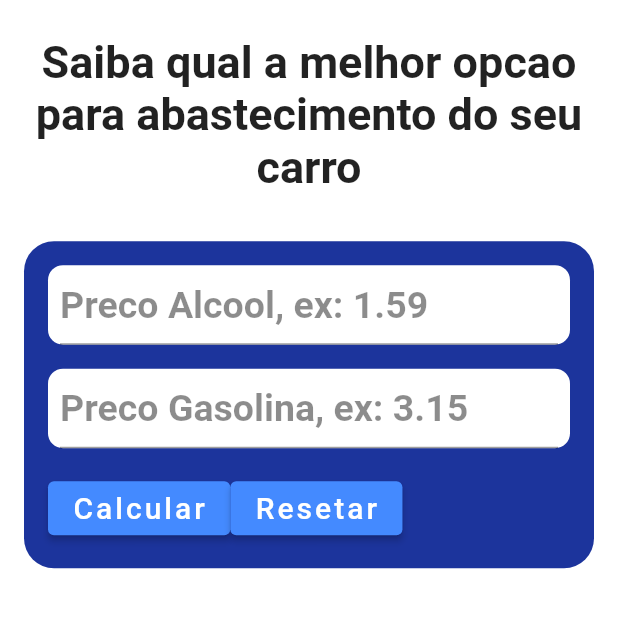
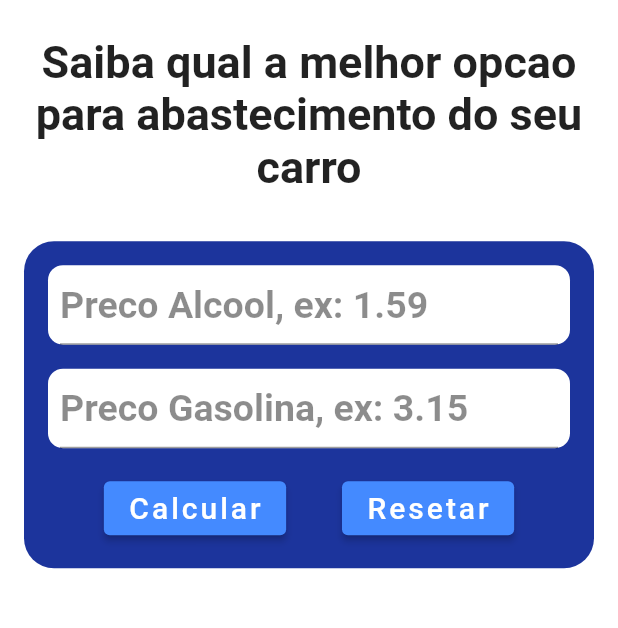
Before and after one commit to Caiporeta/alcool-ou-gasolina, a Flutter app: the screen it shows after launch, after a tap on "Calcular", on a phone screen of 412 x 824 dp, the part 250-878 px from its top. Run offline on Flutter 3.47's test engine with Material 2 defaults, Android fonts, the phone set to English and light mode, and no system bars.

Commit message:
finished version

```diff
--- a/alcool_ou_gasolina/lib/home_screen/domain/use_case/calcul.dart
+++ b/alcool_ou_gasolina/lib/home_screen/domain/use_case/calcul.dart
@@ -14,7 +14,6 @@ class Calcul {
     final double coeficient = alcoolPrice / gasolinaPrice;
 
     final bool result = coeficient <= 0.7;
-    log(result ? alcoolResult : gasolinaResult);
 
     return result ? alcoolResult : gasolinaResult;
   }
--- a/alcool_ou_gasolina/lib/home_screen/presentation/screen/home_screen.dart
+++ b/alcool_ou_gasolina/lib/home_screen/presentation/screen/home_screen.dart
@@ -1,6 +1,7 @@
 import 'package:alcool_ou_gasolina/home_screen/presentation/widgets/data_entries.dart';
 import 'package:alcool_ou_gasolina/home_screen/presentation/widgets/home_title.dart';
 import 'package:alcool_ou_gasolina/home_screen/presentation/widgets/logo.dart';
+import 'package:flutter/cupertino.dart';
 import 'package:flutter/material.dart';
 
 class HomeScreen extends StatelessWidget {
@@ -24,6 +25,29 @@ class HomeScreenBody extends StatelessWidget {
 
   @override
   Widget build(BuildContext context) {
+    void _displayResult(String result) {
+      showDialog(
+          context: context,
+          builder: (BuildContext context) {
+            return AlertDialog(
+              title: Text(
+                result,
+                style: const TextStyle(
+                  fontSize: 25,
+                  fontWeight: FontWeight.bold,
+                ),
+              ),
+              actions: [
+                FloatingActionButton(
+                  onPressed: () => Navigator.of(context).pop(),
+                  mini: true,
+                  child: const Icon(Icons.close),
+                )
+              ],
+            );
+          });
+    }
+
     return SafeArea(
         child: Padding(
       padding: const EdgeInsets.all(8.0),
@@ -31,13 +55,15 @@ class HomeScreenBody extends StatelessWidget {
         child: Column(
           crossAxisAlignment: CrossAxisAlignment.stretch,
           mainAxisAlignment: MainAxisAlignment.spaceBetween,
-          children: const [
-            Logo(),
-            HomeTitle(),
-            SizedBox(
+          children: [
+            const Logo(),
+            const HomeTitle(),
+            const SizedBox(
               height: 16.0,
             ),
-            DataEntries(),
+            DataEntries(
+              displayResult: (result) => _displayResult(result),
+            ),
           ],
         ),
       ),
--- a/alcool_ou_gasolina/lib/home_screen/presentation/widgets/buttons.dart
+++ b/alcool_ou_gasolina/lib/home_screen/presentation/widgets/buttons.dart
@@ -5,11 +5,13 @@ import 'package:flutter/material.dart';
 class Buttons extends StatefulWidget {
   void Function() calculateCallback;
   void Function() resetCallback;
+  bool enableButtons;
 
   Buttons({
     Key? key,
     required this.calculateCallback,
     required this.resetCallback,
+    required this.enableButtons,
   }) : super(key: key);
 
   @override
@@ -20,12 +22,15 @@ class _ButtonsState extends State<Buttons> {
   @override
   Widget build(BuildContext context) {
     return Row(
+      mainAxisAlignment: MainAxisAlignment.spaceEvenly,
       children: [
         CalculateButton(
           callback: widget.calculateCallback,
+          enableButtons: widget.enableButtons,
         ),
         ResetButton(
           callback: widget.resetCallback,
+          enableButtons: widget.enableButtons,
         ),
       ],
     );
--- a/alcool_ou_gasolina/lib/home_screen/presentation/widgets/calculate_button.dart
+++ b/alcool_ou_gasolina/lib/home_screen/presentation/widgets/calculate_button.dart
@@ -3,10 +3,12 @@ import 'package:flutter/material.dart';
 // ignore: must_be_immutable
 class CalculateButton extends StatefulWidget {
   void Function() callback;
+  bool enableButtons;
 
   CalculateButton({
     Key? key,
     required this.callback,
+    required this.enableButtons,
   }) : super(key: key);
 
   @override
@@ -19,9 +21,12 @@ class _CalculateButtonState extends State<CalculateButton> {
     return ElevatedButton(
       style: ElevatedButton.styleFrom(
         primary: Colors.blueAccent,
+        enableFeedback: widget.enableButtons,
       ),
       onPressed: () {
-        widget.callback.call();
+        if (widget.enableButtons) {
+          widget.callback.call();
+        }
       },
       child: const Text(
         "Calcular",
--- a/alcool_ou_gasolina/lib/home_screen/presentation/widgets/data_entries.dart
+++ b/alcool_ou_gasolina/lib/home_screen/presentation/widgets/data_entries.dart
@@ -7,7 +7,12 @@ import 'package:alcool_ou_gasolina/home_screen/presentation/widgets/data_entry.d
 import 'package:flutter/material.dart';
 
 class DataEntries extends StatefulWidget {
-  const DataEntries({Key? key}) : super(key: key);
+  void Function(String result) displayResult;
+
+  DataEntries({
+    Key? key,
+    required this.displayResult,
+  }) : super(key: key);
 
   @override
   State<DataEntries> createState() => _DataEntriesState();
@@ -18,6 +23,13 @@ class _DataEntriesState extends State<DataEntries> {
   TextEditingController gasolinaController = TextEditingController();
 
   Calcul calcul = Calcul();
+  bool _shouldEnableButtons = false;
+
+  void shouldEnableButtonsCallback(bool hasEntry) {
+    setState(() {
+      _shouldEnableButtons = hasEntry;
+    });
+  }
 
   @override
   Widget build(BuildContext context) {
@@ -32,20 +44,31 @@ class _DataEntriesState extends State<DataEntries> {
             child: Column(
               children: [
                 DataEntry(
-                    label: "Preco Alcool, ex: 1.59",
-                    controller: alcoolController),
+                  label: "Preco Alcool, ex: 1.59",
+                  controller: alcoolController,
+                  enableButtonsCallback: () =>
+                      shouldEnableButtonsCallback(true),
+                  disableButtonsCallback: () =>
+                      shouldEnableButtonsCallback(false),
+                ),
                 const SizedBox(
                   height: 16.0,
                 ),
                 DataEntry(
-                    label: "Preco Gasolina, ex: 3.15",
-                    controller: gasolinaController),
+                  label: "Preco Gasolina, ex: 3.15",
+                  controller: gasolinaController,
+                  enableButtonsCallback: () =>
+                      shouldEnableButtonsCallback(true),
+                  disableButtonsCallback: () =>
+                      shouldEnableButtonsCallback(false),
+                ),
                 const SizedBox(
                   height: 16.0,
                 ),
                 Buttons(
                   calculateCallback: () => _calculateBetterOption(),
                   resetCallback: () => _resetEntries(),
+                  enableButtons: _shouldEnableButtons,
                 ),
               ],
             ),
@@ -54,10 +77,12 @@ class _DataEntriesState extends State<DataEntries> {
   }
 
   void _calculateBetterOption() {
-    calcul.result(
+    final String result = calcul.result(
       alcoolEntry: alcoolController.text,
       gasolinaEntry: gasolinaController.text,
     );
+
+    widget.displayResult(result);
   }
 
   void _resetEntries() {
--- a/alcool_ou_gasolina/lib/home_screen/presentation/widgets/data_entry.dart
+++ b/alcool_ou_gasolina/lib/home_screen/presentation/widgets/data_entry.dart
@@ -3,11 +3,15 @@ import 'package:flutter/material.dart';
 class DataEntry extends StatefulWidget {
   final TextEditingController controller;
   final String label;
+  final void Function() enableButtonsCallback;
+  final void Function() disableButtonsCallback;
 
   const DataEntry({
     Key? key,
     required this.controller,
     required this.label,
+    required this.enableButtonsCallback,
+    required this.disableButtonsCallback,
   }) : super(key: key);
 
   @override
@@ -27,6 +31,13 @@ class _DataEntryState extends State<DataEntry> {
         ),
         child: TextField(
           controller: widget.controller,
+          onChanged: (String text) {
+            if (text.isNotEmpty) {
+              widget.enableButtonsCallback();
+            } else {
+              widget.disableButtonsCallback();
+            }
+          },
           keyboardType: TextInputType.number,
           style: const TextStyle(
             fontSize: 25.0,
--- a/alcool_ou_gasolina/lib/home_screen/presentation/widgets/reset_button.dart
+++ b/alcool_ou_gasolina/lib/home_screen/presentation/widgets/reset_button.dart
@@ -2,8 +2,13 @@ import 'package:flutter/material.dart';
 
 class ResetButton extends StatefulWidget {
   void Function() callback;
+  bool enableButtons;
 
-  ResetButton({Key? key, required this.callback}) : super(key: key);
+  ResetButton({
+    Key? key,
+    required this.callback,
+    required this.enableButtons,
+  }) : super(key: key);
 
   @override
   State<ResetButton> createState() => _ResetButtonState();
@@ -15,9 +20,12 @@ class _ResetButtonState extends State<ResetButton> {
     return ElevatedButton(
       style: ElevatedButton.styleFrom(
         primary: Colors.blueAccent,
+        enableFeedback: widget.enableButtons,
       ),
       onPressed: () {
-        widget.callback.call();
+        if (widget.enableButtons) {
+          widget.callback.call();
+        }
       },
       child: const Text(
         "Resetar",
```
